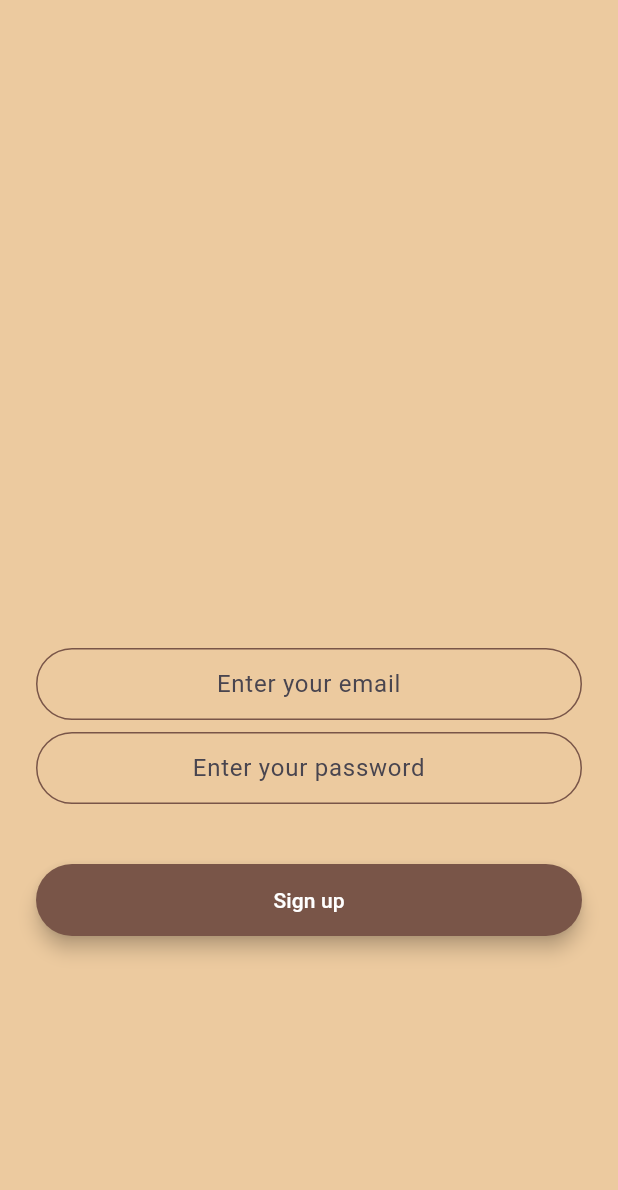
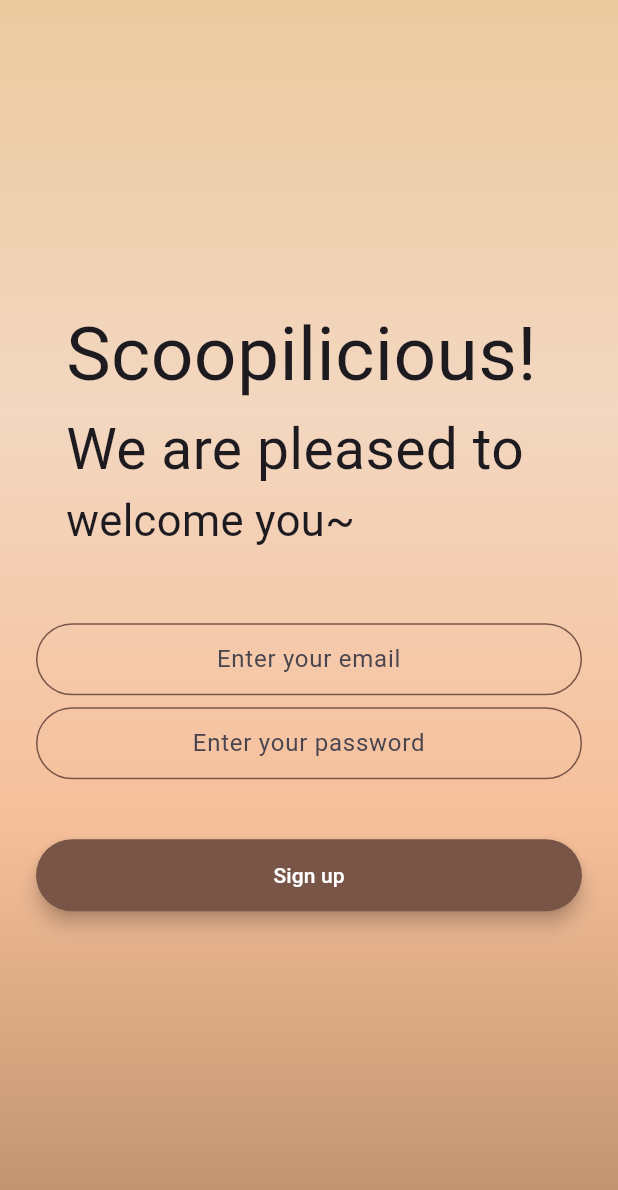
Before and after one commit to zykuriku/Chef-s-wok, a Flutter app: the screen it shows after launch, after a tap on "Sign up", on a phone screen of 412 x 824 dp. Shown: the top 1190 px of the screen. Run offline on Flutter 3.47's test engine with Material 3 defaults, Android fonts, the phone set to English and light mode, and no system bars; our stand-ins replace firebase_auth, firebase_core; accounts and stored records are empty; network calls fail.

Commit message:
commit 5

```diff
--- a/lib/screens/sign up.dart
+++ b/lib/screens/sign up.dart
@@ -16,15 +16,38 @@ class _RegisterState extends State<Register> {
   Widget build(BuildContext context) {
     return Scaffold(
       backgroundColor: bgColor,
-      body: Padding(
+      body: Container(
+        decoration: BoxDecoration(
+            gradient: LinearGradient(
+                colors: [bgColor, gColor, nColor, kColor],
+                begin: Alignment.topCenter,
+                end: Alignment.bottomCenter)),
+        child: Padding(
           padding: EdgeInsets.symmetric(horizontal: 24.0),
           child: Column(
             mainAxisAlignment: MainAxisAlignment.center,
             crossAxisAlignment: CrossAxisAlignment.stretch,
             children: <Widget>[
-            Container(
-              height: 200.0,
-              // child: Image.asset('images/logo.png'),
+              Padding(
+                padding:
+                    const EdgeInsets.symmetric(vertical: 0.0, horizontal: 20.0),
+                child: Column(
+                  crossAxisAlignment: CrossAxisAlignment.start,
+                  children: [
+                    Text(
+                      'Scoopilicious!',
+                      style: TextStyle(fontSize: 50.0),
+                    ),
+                    Text(
+                      'We are pleased to',
+                      style: TextStyle(fontSize: 38.0),
+                    ),
+                    Text(
+                      'welcome you~ ',
+                      style: TextStyle(fontSize: 29.0),
+                    ),
+                  ],
+                ),
               ),
               SizedBox(
                 height: 48.0,
@@ -89,11 +112,14 @@ class _RegisterState extends State<Register> {
                   elevation: 5.0,
                   child: MaterialButton(
                     onPressed: () async {
-                    final newUser = await _auth.createUserWithEmailAndPassword(
+                      final newUser =
+                          await _auth.createUserWithEmailAndPassword(
                               email: email, password: password);
                       if (newUser != null) {
-                      Navigator.push(context,
-                          MaterialPageRoute(builder: (context) => HomePage()));
+                        Navigator.push(
+                            context,
+                            MaterialPageRoute(
+                                builder: (context) => HomePage()));
                       }
                     },
                     minWidth: 200.0,
@@ -108,6 +134,7 @@ class _RegisterState extends State<Register> {
             ],
           ),
         ),
+      ),
     );
   }
 }
--- a/lib/screens/splash screen.dart
+++ b/lib/screens/splash screen.dart
@@ -1,6 +1,7 @@
 import 'login.dart';
 import 'sign up.dart';
 import 'package:flutter/material.dart';
+import 'package:chefs_wok/utilities/constants.dart';
 
 class SplashScreen extends StatefulWidget {
   @override
@@ -40,7 +41,7 @@ class _SplashScreenState extends State<SplashScreen> {
               padding: EdgeInsets.symmetric(vertical: 16.0, horizontal: 80.0),
               child: Material(
                 elevation: 5.0,
-                color: Color(0xFFCCB4EE),
+                color: gColor,
                 borderRadius: BorderRadius.circular(30.0),
                 child: MaterialButton(
                   onPressed: () {
@@ -58,7 +59,7 @@ class _SplashScreenState extends State<SplashScreen> {
             Padding(
               padding: EdgeInsets.symmetric(vertical: 16.0, horizontal: 80.0),
               child: Material(
-                color: Color(0xFFCCB4EE),
+                color: gColor,
                 borderRadius: BorderRadius.circular(30.0),
                 elevation: 5.0,
                 child: MaterialButton(
--- a/lib/utilities/constants.dart
+++ b/lib/utilities/constants.dart
@@ -1,3 +1,7 @@
 import 'package:flutter/material.dart';
 
 const bgColor = Color(0xffECCA9f);
+const gColor = Color(0xffF3D7C0);
+const nColor = Color(0xffF6BF9A);
+const kColor = Color(0xffBB906B);
+const apiKey = '130abc6160b847d3aa57129ede8550dd';
```
Also changed, not shown: lib/screens/favorites.dart (+9 -1 lines), lib/screens/homepage.dart (+16 -3 lines), lib/screens/login.dart (+24 -10 lines), lib/utilities/card.dart (+55 -14 lines). Lines whose indentation alone changed are shown as unchanged.
